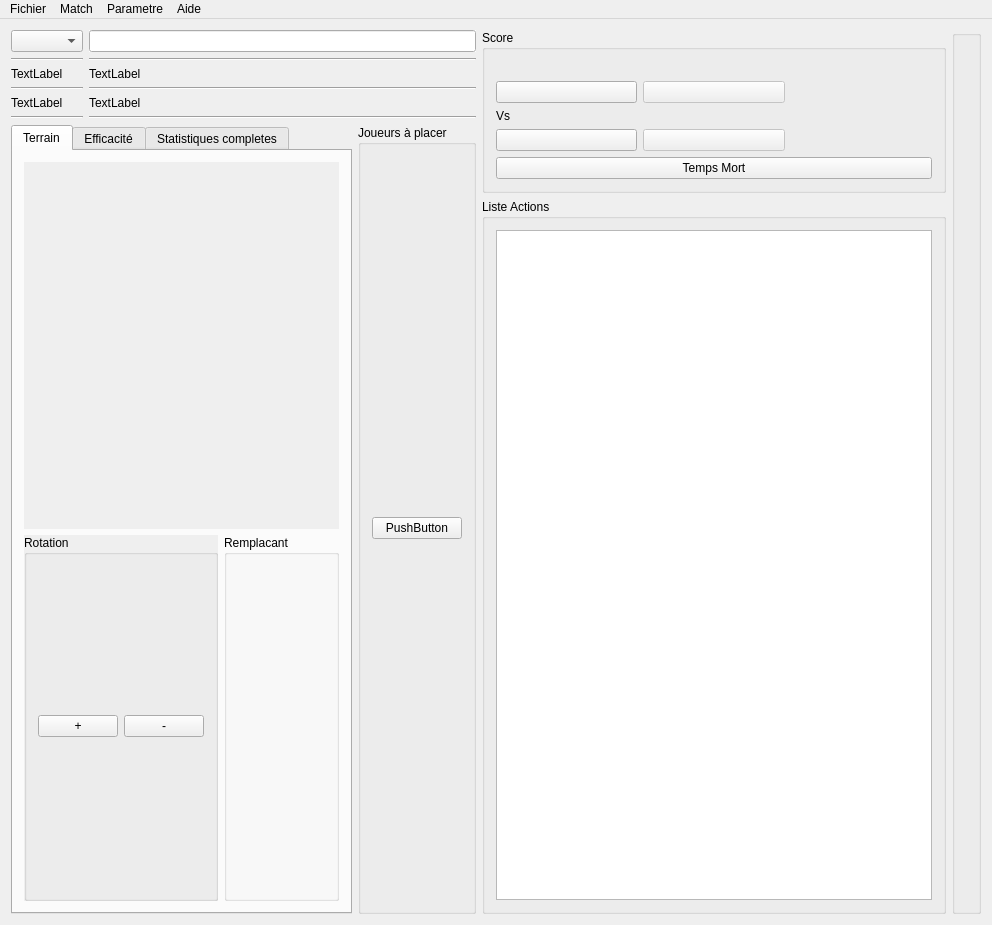
The window that ui/ecran.ui (flagage/volleyclubstats) describes before a commit, drawn with Qt 5.
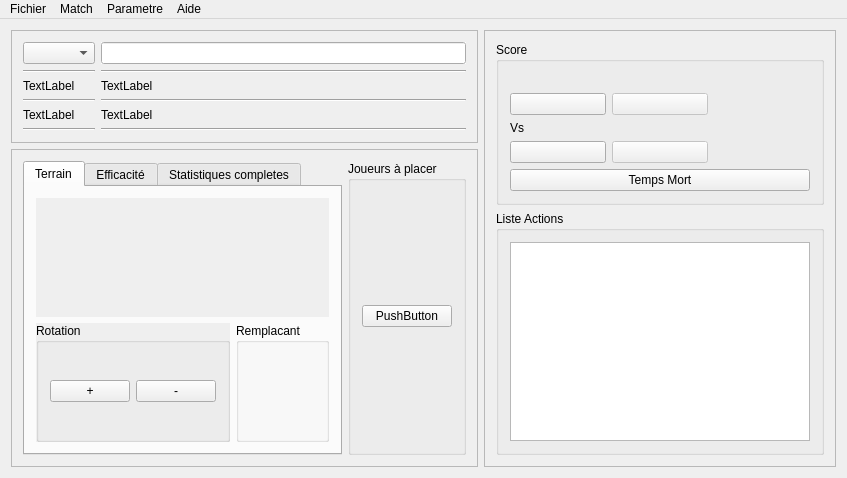
The same window after the commit. Icons and pictures are not drawn.

Commit message: modification gestion joueur et controle sur le numero modifier ou ajouter

```diff
--- a/ui/ecran.ui
+++ b/ui/ecran.ui
@@ -6,8 +6,8 @@
    <rect>
     <x>0</x>
     <y>0</y>
-    <width>992</width>
-    <height>925</height>
+    <width>847</width>
+    <height>478</height>
    </rect>
   </property>
   <property name="contextMenuPolicy">
@@ -30,8 +30,152 @@
    <property name="autoFillBackground">
     <bool>true</bool>
    </property>
+   <layout class="QGridLayout" name="gridLayout_11">
+    <item row="1" column="0">
+     <widget class="QFrame" name="frame_2">
+      <property name="frameShape">
+       <enum>QFrame::StyledPanel</enum>
+      </property>
+      <property name="frameShadow">
+       <enum>QFrame::Raised</enum>
+      </property>
    <layout class="QGridLayout" name="gridLayout_8">
+       <item row="1" column="0">
+        <widget class="QTabWidget" name="tabWidget">
+         <property name="currentIndex">
+          <number>0</number>
+         </property>
+         <widget class="QWidget" name="tab">
+          <attribute name="title">
+           <string>Terrain</string>
+          </attribute>
+          <layout class="QGridLayout" name="gridLayout_23">
     <item row="0" column="0">
+            <widget class="QLabel" name="label_4">
+             <property name="autoFillBackground">
+              <bool>true</bool>
+             </property>
+             <property name="text">
+              <string/>
+             </property>
+             <property name="scaledContents">
+              <bool>true</bool>
+             </property>
+            </widget>
+           </item>
+           <item row="1" column="0">
+            <layout class="QGridLayout" name="gridLayout_17">
+             <item row="0" column="0">
+              <widget class="QGroupBox" name="groupBox">
+               <property name="autoFillBackground">
+                <bool>true</bool>
+               </property>
+               <property name="title">
+                <string>Rotation</string>
+               </property>
+               <layout class="QGridLayout" name="gridLayout_12">
+                <item row="0" column="0">
+                 <widget class="QPushButton" name="pBRotationPlus">
+                  <property name="text">
+                   <string>+</string>
+                  </property>
+                 </widget>
+                </item>
+                <item row="0" column="1">
+                 <widget class="QPushButton" name="pBRotationMoins">
+                  <property name="text">
+                   <string>-</string>
+                  </property>
+                 </widget>
+                </item>
+               </layout>
+              </widget>
+             </item>
+             <item row="0" column="1">
+              <widget class="QGroupBox" name="groupBox_10">
+               <property name="title">
+                <string>Remplacant</string>
+               </property>
+               <layout class="QGridLayout" name="gridLayout_19">
+                <item row="0" column="1">
+                 <layout class="QGridLayout" name="gridLayout_22"/>
+                </item>
+               </layout>
+              </widget>
+             </item>
+            </layout>
+           </item>
+          </layout>
+         </widget>
+         <widget class="QWidget" name="tab_3">
+          <attribute name="title">
+           <string>Efficacité</string>
+          </attribute>
+          <layout class="QGridLayout" name="gridLayout_21">
+           <item row="0" column="0">
+            <widget class="QGroupBox" name="groupBox_6">
+             <property name="title">
+              <string>Efficacité</string>
+             </property>
+             <layout class="QGridLayout" name="gridLayout_13"/>
+            </widget>
+           </item>
+          </layout>
+         </widget>
+         <widget class="QWidget" name="tab_2">
+          <attribute name="title">
+           <string>Statistiques completes</string>
+          </attribute>
+          <layout class="QGridLayout" name="gridLayout_20">
+           <item row="0" column="0">
+            <widget class="QGroupBox" name="groupBox_3">
+             <property name="autoFillBackground">
+              <bool>true</bool>
+             </property>
+             <property name="title">
+              <string>Statistiques completes</string>
+             </property>
+             <layout class="QGridLayout" name="gridLayout_10"/>
+            </widget>
+           </item>
+           <item row="1" column="0">
+            <widget class="QPushButton" name="pushButton_8">
+             <property name="text">
+              <string>PushButton</string>
+             </property>
+            </widget>
+           </item>
+          </layout>
+         </widget>
+        </widget>
+       </item>
+       <item row="1" column="1">
+        <widget class="QGroupBox" name="groupBox_4">
+         <property name="title">
+          <string>Joueurs à placer</string>
+         </property>
+         <layout class="QGridLayout" name="gridLayout_18">
+          <item row="0" column="0">
+           <widget class="QPushButton" name="pushButton_7">
+            <property name="text">
+             <string>PushButton</string>
+            </property>
+           </widget>
+          </item>
+         </layout>
+        </widget>
+       </item>
+      </layout>
+     </widget>
+    </item>
+    <item row="0" column="0">
+     <widget class="QFrame" name="frame">
+      <property name="frameShape">
+       <enum>QFrame::StyledPanel</enum>
+      </property>
+      <property name="frameShadow">
+       <enum>QFrame::Raised</enum>
+      </property>
      <layout class="QGridLayout" name="gridLayout_4">
       <item row="0" column="0">
        <layout class="QGridLayout" name="gridLayout_2">
@@ -129,9 +273,17 @@
        </layout>
       </item>
      </layout>
+     </widget>
     </item>
     <item row="0" column="1" rowspan="2">
-     <layout class="QGridLayout" name="gridLayout_15">
+     <widget class="QFrame" name="frame_3">
+      <property name="frameShape">
+       <enum>QFrame::StyledPanel</enum>
+      </property>
+      <property name="frameShadow">
+       <enum>QFrame::Raised</enum>
+      </property>
+      <layout class="QGridLayout" name="gridLayout_9">
       <item row="0" column="0">
        <widget class="QGroupBox" name="groupBox_2">
         <property name="autoFillBackground">
@@ -278,143 +430,8 @@
        </widget>
       </item>
      </layout>
-    </item>
-    <item row="0" column="2" rowspan="2">
-     <widget class="QGroupBox" name="groupBox_7">
-      <property name="title">
-       <string/>
-      </property>
      </widget>
     </item>
-    <item row="1" column="0">
-     <layout class="QGridLayout" name="gridLayout_9">
-      <item row="0" column="0">
-       <widget class="QTabWidget" name="tabWidget">
-        <property name="currentIndex">
-         <number>0</number>
-        </property>
-        <widget class="QWidget" name="tab">
-         <attribute name="title">
-          <string>Terrain</string>
-         </attribute>
-         <layout class="QGridLayout" name="gridLayout_23">
-          <item row="0" column="0">
-           <widget class="QLabel" name="label_4">
-            <property name="autoFillBackground">
-             <bool>true</bool>
-            </property>
-            <property name="text">
-             <string/>
-            </property>
-            <property name="scaledContents">
-             <bool>true</bool>
-            </property>
-           </widget>
-          </item>
-          <item row="1" column="0">
-           <layout class="QGridLayout" name="gridLayout_17">
-            <item row="0" column="0">
-             <widget class="QGroupBox" name="groupBox">
-              <property name="autoFillBackground">
-               <bool>true</bool>
-              </property>
-              <property name="title">
-               <string>Rotation</string>
-              </property>
-              <layout class="QGridLayout" name="gridLayout_12">
-               <item row="0" column="0">
-                <widget class="QPushButton" name="pBRotationPlus">
-                 <property name="text">
-                  <string>+</string>
-                 </property>
-                </widget>
-               </item>
-               <item row="0" column="1">
-                <widget class="QPushButton" name="pBRotationMoins">
-                 <property name="text">
-                  <string>-</string>
-                 </property>
-                </widget>
-               </item>
-              </layout>
-             </widget>
-            </item>
-            <item row="0" column="1">
-             <widget class="QGroupBox" name="groupBox_10">
-              <property name="title">
-               <string>Remplacant</string>
-              </property>
-              <layout class="QGridLayout" name="gridLayout_19">
-               <item row="0" column="1">
-                <layout class="QGridLayout" name="gridLayout_22"/>
-               </item>
-              </layout>
-             </widget>
-            </item>
-           </layout>
-          </item>
-         </layout>
-        </widget>
-        <widget class="QWidget" name="tab_3">
-         <attribute name="title">
-          <string>Efficacité</string>
-         </attribute>
-         <layout class="QGridLayout" name="gridLayout_21">
-          <item row="0" column="0">
-           <widget class="QGroupBox" name="groupBox_6">
-            <property name="title">
-             <string>Efficacité</string>
-            </property>
-            <layout class="QGridLayout" name="gridLayout_13"/>
-           </widget>
-          </item>
-         </layout>
-        </widget>
-        <widget class="QWidget" name="tab_2">
-         <attribute name="title">
-          <string>Statistiques completes</string>
-         </attribute>
-         <layout class="QGridLayout" name="gridLayout_20">
-          <item row="0" column="0">
-           <widget class="QGroupBox" name="groupBox_3">
-            <property name="autoFillBackground">
-             <bool>true</bool>
-            </property>
-            <property name="title">
-             <string>Statistiques completes</string>
-            </property>
-            <layout class="QGridLayout" name="gridLayout_10"/>
-           </widget>
-          </item>
-          <item row="1" column="0">
-           <widget class="QPushButton" name="pushButton_8">
-            <property name="text">
-             <string>PushButton</string>
-            </property>
-           </widget>
-          </item>
-         </layout>
-        </widget>
-       </widget>
-      </item>
-      <item row="0" column="1">
-       <widget class="QGroupBox" name="groupBox_4">
-        <property name="title">
-         <string>Joueurs à placer</string>
-        </property>
-        <layout class="QGridLayout" name="gridLayout_18">
-         <item row="0" column="0">
-          <widget class="QPushButton" name="pushButton_7">
-           <property name="text">
-            <string>PushButton</string>
-           </property>
-          </widget>
-         </item>
-        </layout>
-       </widget>
-      </item>
-     </layout>
-    </item>
    </layout>
   </widget>
   <widget class="QMenuBar" name="menuBar">
@@ -422,7 +439,7 @@
     <rect>
      <x>0</x>
      <y>0</y>
-     <width>992</width>
+     <width>847</width>
      <height>25</height>
     </rect>
    </property>
```
Left out of the diff: 8 changed lines with no effect on the pictures. Lines whose indentation alone changed are shown as unchanged. The commit also changes 12 other files.
